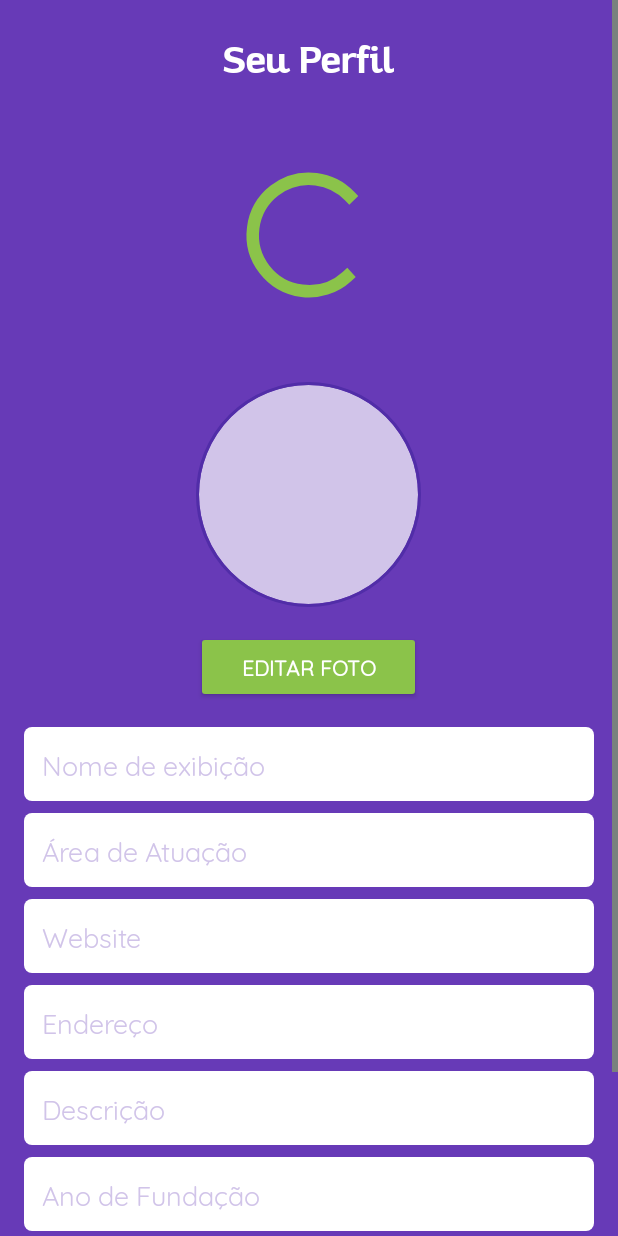
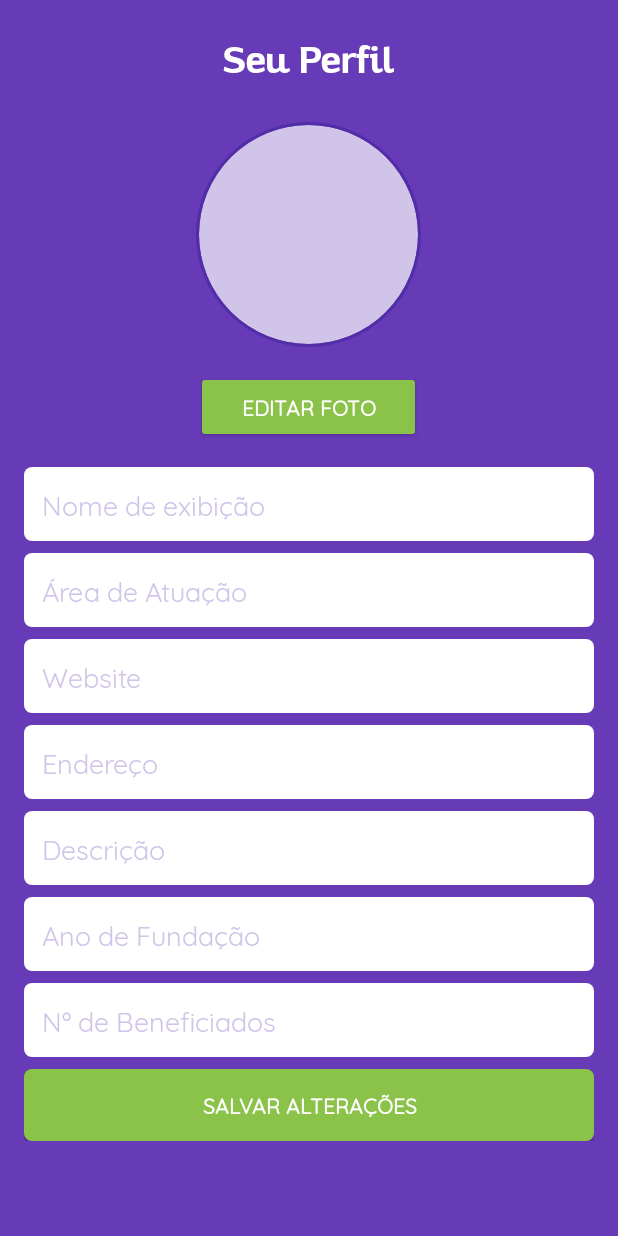
Before and after one commit to jadsonluan/fidu, an Android app: the UpdateProfileActivity screen opened directly, with no data from a screen before it, on a phone screen of 412 x 824 dp. Run offline under Robolectric (Android 15) with nearby library versions, the phone set to English and light mode, and no system bars; our stand-ins replace CircleImageView, Firebase (no records; nobody signed in at launch, a user with empty details on screens opened directly); libraries missing offline, so code that uses them is left out: com.firebase.ui.

```diff
--- a/app/src/main/res/layout/activity_update_profile.xml
+++ b/app/src/main/res/layout/activity_update_profile.xml
@@ -32,8 +32,8 @@
             android:layout_height="100dp"
             android:layout_marginTop="49dp"
             android:layout_marginBottom="24dp"
-            android:indeterminate="true"
-            tools:visibility="gone" />
+            android:visibility="gone"
+            android:indeterminate="true"/>
 
         <de.hdodenhof.circleimageview.CircleImageView
             android:id="@+id/profilePhoto"
```
